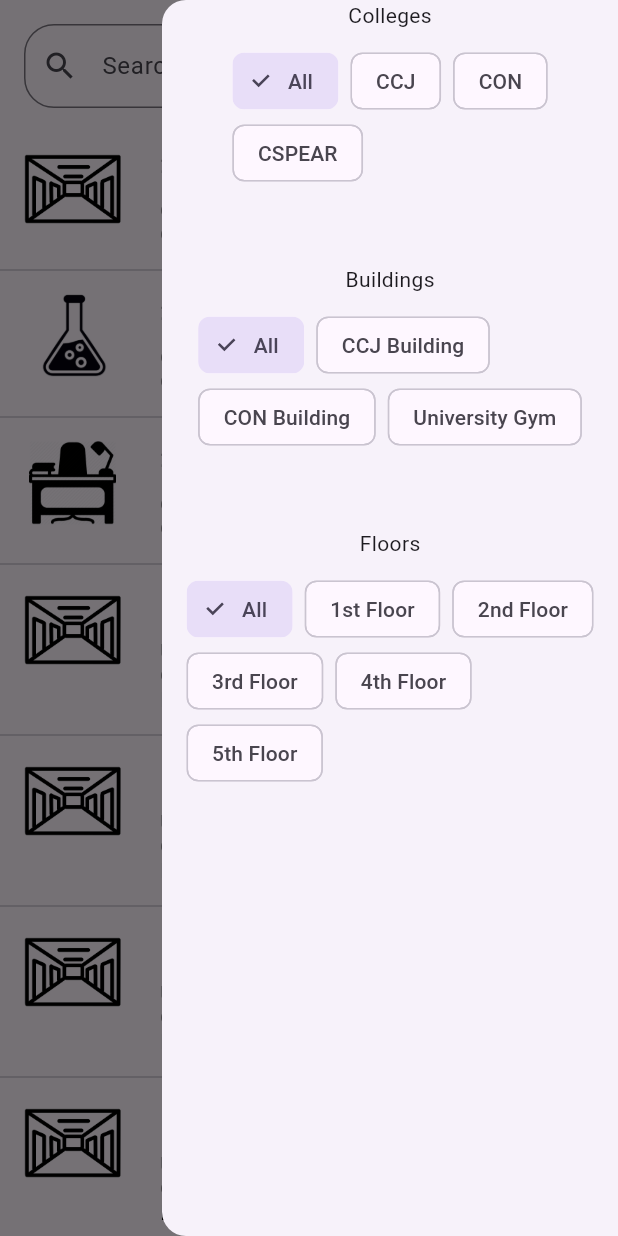
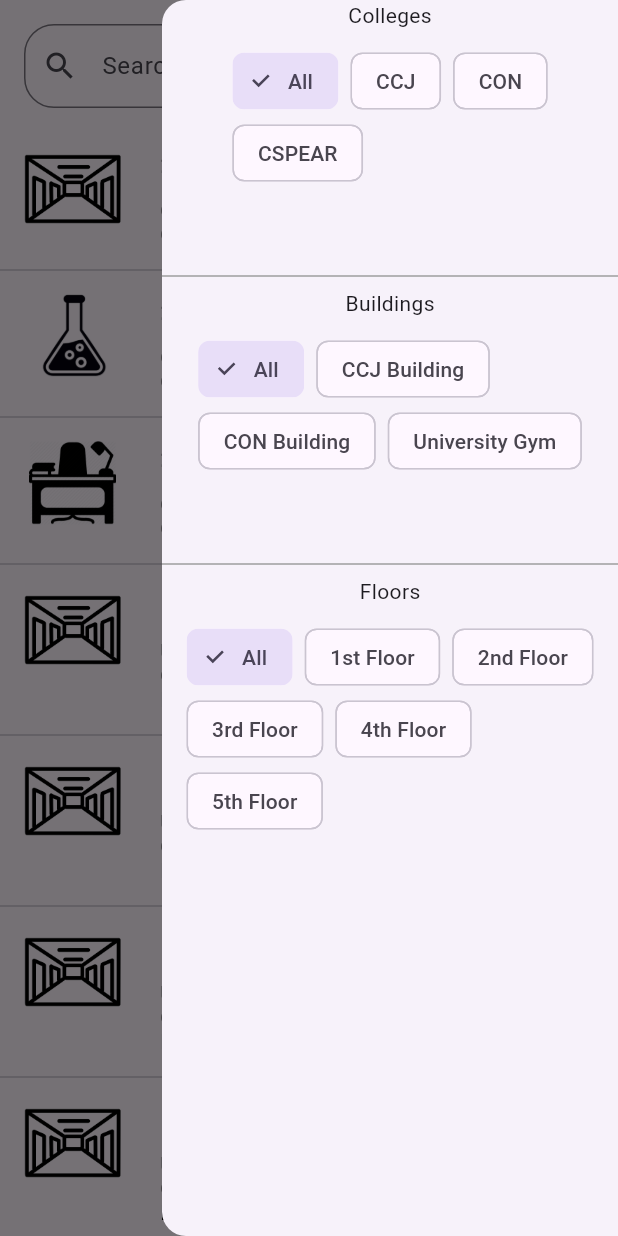
Before and after one commit to adrian-magsino/erranza, a Flutter app: the SearchPage screen opened directly, scrolled down 194 dp, after a tap on the "sort" icon, on a phone screen of 412 x 824 dp. Run offline on Flutter 3.47's test engine with Material 3 defaults, Android fonts, the light colour scheme and no system bars; missing offline and left inert: panorama_viewer.

Commit message:
added divider lines in filter tags

```diff
--- a/lib/pages/search_page.dart
+++ b/lib/pages/search_page.dart
@@ -91,6 +91,7 @@ class _SearchPageState extends State<SearchPage> {
             selectedTagIndex: _selectedCollegeTagIndex,
             tagSelectedCallback: tagSelected,),
             SizedBox(height: 40.0),
+            Divider(color: Colors.grey, thickness: 1,),
 
             const Text("Buildings"),
             CustomFilterTags(
@@ -99,6 +100,7 @@ class _SearchPageState extends State<SearchPage> {
             selectedTagIndex: _selectedBuildingTagIndex,
             tagSelectedCallback: buildingTagSelected,),
             SizedBox(height: 40.0),
+            Divider(color: Colors.grey, thickness: 1,),
 
             const Text("Floors"),
             CustomFilterTags(
```
Also changed, not shown: lib/pages/settings_page.dart (+2 -8 lines).
